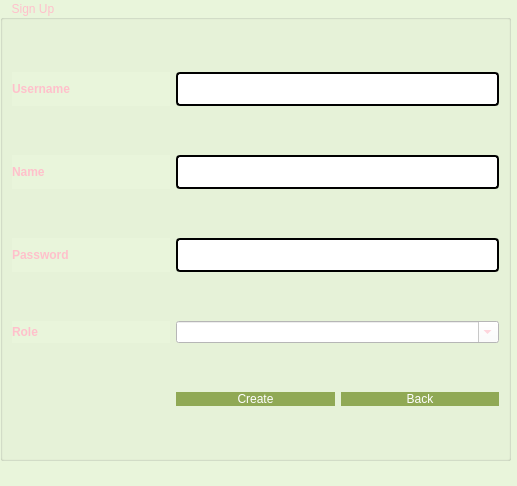
Before: the Qt Designer form signUp.ui in salmajaghoua23/Library, drawn with Qt 5.
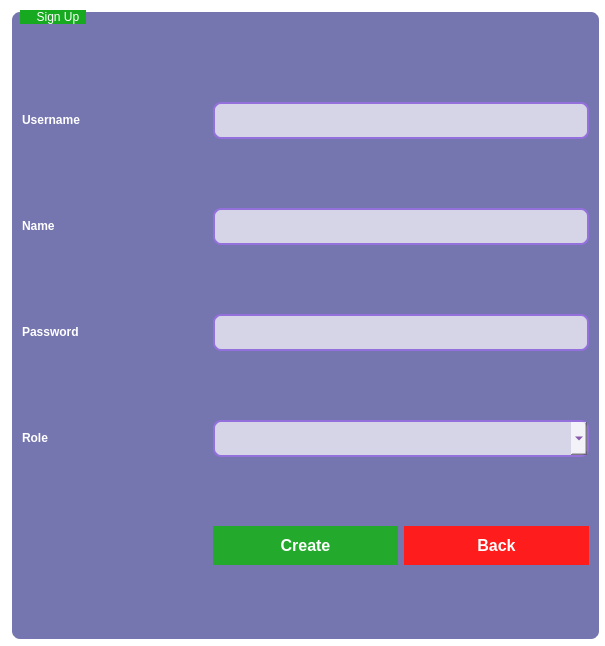
After: the same form once the commit is applied.

Diff of the .ui file:
```diff
--- a/signUp.ui
+++ b/signUp.ui
@@ -6,32 +6,43 @@
    <rect>
     <x>0</x>
     <y>0</y>
-    <width>517</width>
-    <height>486</height>
+    <width>605</width>
+    <height>646</height>
    </rect>
   </property>
   <property name="windowTitle">
    <string>Dialog</string>
   </property>
   <property name="styleSheet">
-   <string notr="true">background-color:#E9F5DB;</string>
+   <string notr="true">background-color:white;</string>
   </property>
   <widget class="QGroupBox" name="groupBox">
    <property name="geometry">
     <rect>
-     <x>0</x>
-     <y>0</y>
-     <width>511</width>
-     <height>461</height>
+     <x>10</x>
+     <y>10</y>
+     <width>591</width>
+     <height>631</height>
     </rect>
    </property>
    <property name="styleSheet">
-    <string notr="true">font: 18pt &quot;Georgina&quot;;
-border-color: rgb(196, 178, 255);
-border-color: rgb(170, 0, 255);
-color: pink;
+    <string notr="true">QGroupBox {
+    font: 16pt &quot;Georgia&quot;;
+    border: 2px solid white;
+    border-radius: 6px;
+    background-color:rgb(117, 117, 175);
+border-radius: 10px;
+    color: white;
+    padding: 10px;
+}
 
-</string>
+QGroupBox::title {
+    subcontrol-origin: margin;
+    left: 10px;
+    padding: 0 5px;
+    color: white;
+    background-color: rgb(23, 170, 32)
+}</string>
    </property>
    <property name="title">
     <string>   Sign Up</string>
@@ -40,11 +51,14 @@
     <item row="0" column="1" colspan="2">
      <widget class="QLineEdit" name="username">
       <property name="styleSheet">
-       <string notr="true">QLineEdit{
-	background-color: rgb(255, 255, 255);
-	 border: 2px  solid;
-     border-radius: 4px;
-	font: 24px
+       <string notr="true">QLineEdit {
+    background-color: rgba(255, 255, 255, 0.7);
+    border: 2px solid #9370DB;
+    border-radius: 8px;
+    padding: 6px 10px;
+    font-size: 16px;
+    color: #4B0082;
+    font-weight: bold;
 }</string>
       </property>
      </widget>
@@ -52,11 +66,14 @@
     <item row="1" column="1" colspan="2">
      <widget class="QLineEdit" name="name">
       <property name="styleSheet">
-       <string notr="true">QLineEdit{
-	background-color: rgb(255, 255, 255);
-	 border: 2px  solid;
-     border-radius: 4px;
-	font: 24px
+       <string notr="true">QLineEdit {
+    background-color: rgba(255, 255, 255, 0.7);
+    border: 2px solid #9370DB;
+    border-radius: 8px;
+    padding: 6px 10px;
+    font-size: 16px;
+    color: #4B0082;
+    font-weight: bold;
 }</string>
       </property>
      </widget>
@@ -64,11 +81,14 @@
     <item row="2" column="1" colspan="2">
      <widget class="QLineEdit" name="password">
       <property name="styleSheet">
-       <string notr="true">QLineEdit{
-	background-color: rgb(255, 255, 255);
-	 border: 2px  solid;
-     border-radius: 4px;
-	font: 24px
+       <string notr="true">QLineEdit {
+    background-color: rgba(255, 255, 255, 0.7);
+    border: 2px solid #9370DB;
+    border-radius: 8px;
+    padding: 6px 10px;
+    font-size: 16px;
+    color: #4B0082;
+    font-weight: bold;
 }</string>
       </property>
       <property name="inputMethodHints">
@@ -85,7 +105,14 @@
     <item row="3" column="1" colspan="2">
      <widget class="QComboBox" name="roleComboBox">
       <property name="styleSheet">
-       <string notr="true">background:white;</string>
+       <string notr="true">QComboBox {
+    background-color: rgba(255, 255, 255, 0.7);
+    border: 2px solid #9370DB;
+    border-radius: 8px;
+    padding: 6px;
+    font-size: 16px;
+    color: #4B0082;
+}</string>
       </property>
       <property name="editable">
        <bool>true</bool>
@@ -98,45 +125,73 @@
     <item row="1" column="0">
      <widget class="QLabel" name="label_2">
       <property name="styleSheet">
-       <string notr="true">font: 14pt &quot;Georgina&quot;;</string>
+       <string notr="true">QLabel {
+    font: bold 18px &quot;Georgia&quot;;
+    color: rgb(85, 0, 127);
+    background-color: transparent;
+	font: 600 italic 22pt &quot;Segoe UI&quot;;
+}</string>
       </property>
       <property name="text">
-       <string>&lt;html&gt;&lt;head/&gt;&lt;body&gt;&lt;p&gt;&lt;span style=&quot; font-weight:700;&quot;&gt;Name&lt;/span&gt;&lt;/p&gt;&lt;/body&gt;&lt;/html&gt;</string>
+       <string>&lt;html&gt;&lt;head/&gt;&lt;body&gt;&lt;p&gt;&lt;span style=&quot; font-weight:700; color:#ffffff;&quot;&gt;Name&lt;/span&gt;&lt;/p&gt;&lt;/body&gt;&lt;/html&gt;</string>
       </property>
      </widget>
     </item>
     <item row="5" column="2">
      <widget class="QPushButton" name="backButton">
       <property name="styleSheet">
-       <string notr="true">QPushButton{
-border-radius:10px;
-padding : 0 4px;
-background: #90A955;
-border -radius:10px;
-color: rgb(255, 255, 255);
-font: 26px&quot;Georgina&quot;
+       <string notr="true">/* Base Button Style */
+QPushButton {
+    background-color: rgb(255, 28, 28);  /* Royal Purple */
+    color: white;            /* Gold Text */
+    border: none;
+    border-radius: 20px;        /* Rounded Corners */
+    padding: 10px 20px;
+    font-size: 16px;
+    font-weight: bold;
+    transition: all 0.3s ease-in-out;
 }
-QPushButton:hover{
-background:#572B788;
+
+/* Hover Effect */
+QPushButton:hover {
+    background-color: rgb(179, 126, 82); /* Brighter Purple */
+    color: #FFFACD;             /* Lemon Chiffon */
+    border: 1px solid #FFD700;  /* Gold Border */
 }
-QPushButton:pressed
 
-{
-background:#E0777D;
+/* Pressed Effect */
+QPushButton:pressed {
+    background-color: #4B0082;  /* Indigo */
+    color: #D4AF37;             /* Metallic Gold */
+    font-size: 15px;            /* Slight Shrink */
+    padding: 11px 21px;         /* Compensates for Shrink */
 }
-QToolButton
-{
 
-border-radius:10px;
-bacground:red;
-color:red;
+/* Focus Effect */
+QPushButton:focus {
+    outline: none;
+    border: 2px solid #FFD700;
 }
 
-QPushButton:pressed
-{
-              font-size: 19px;
-              transition: 0.9s; 
-}</string>
+/* Accent Button Variant */
+QPushButton.accent {
+    background-color: #FFD700;  /* Gold */
+    color: #4B0082;             /* Deep Purple */
+}
+
+QPushButton.accent:hover {
+    background-color: #F0E68C;  /* Khaki */
+    color: #4B0082;
+    border: 1px solid #D4AF37;
+}
+
+QPushButton.accent:pressed {
+    background-color: #D4AF37;  /* Metallic Gold */
+    color: #4B0082;
+    font-size: 15px;
+    padding: 11px 21px;
+}
+</string>
       </property>
       <property name="text">
        <string>Back</string>
@@ -146,45 +201,73 @@
     <item row="2" column="0">
      <widget class="QLabel" name="label_3">
       <property name="styleSheet">
-       <string notr="true">font: 14pt &quot;Georgina&quot;;</string>
+       <string notr="true">QLabel {
+    font: bold 18px &quot;Georgia&quot;;
+    color: rgb(85, 0, 127);
+    background-color: transparent;
+	font: 600 italic 22pt &quot;Segoe UI&quot;;
+}</string>
       </property>
       <property name="text">
-       <string>&lt;html&gt;&lt;head/&gt;&lt;body&gt;&lt;p&gt;&lt;span style=&quot; font-weight:700;&quot;&gt;Password&lt;/span&gt;&lt;/p&gt;&lt;/body&gt;&lt;/html&gt;</string>
+       <string>&lt;html&gt;&lt;head/&gt;&lt;body&gt;&lt;p&gt;&lt;span style=&quot; font-weight:700; color:#ffffff;&quot;&gt;Password&lt;/span&gt;&lt;/p&gt;&lt;/body&gt;&lt;/html&gt;</string>
       </property>
      </widget>
     </item>
     <item row="5" column="1">
      <widget class="QPushButton" name="createButton">
       <property name="styleSheet">
-       <string notr="true">QPushButton{
-border-radius:10px;
-padding : 0 4px;
-background: #90A955;
-border -radius:10px;
-color: rgb(255, 255, 255);
-font: 26px&quot;Georgina&quot;
+       <string notr="true">/* Base Button Style */
+QPushButton {
+    background-color: rgb(35, 170, 44);  /* Royal Purple */
+    color: white;            /* Gold Text */
+    border: none;
+    border-radius: 20px;        /* Rounded Corners */
+    padding: 10px 20px;
+    font-size: 16px;
+    font-weight: bold;
+    transition: all 0.3s ease-in-out;
 }
-QPushButton:hover{
-background:#572B788;
+
+/* Hover Effect */
+QPushButton:hover {
+    background-color: rgb(179, 126, 82); /* Brighter Purple */
+    color: #FFFACD;             /* Lemon Chiffon */
+    border: 1px solid #FFD700;  /* Gold Border */
 }
-QPushButton:pressed
 
-{
-background:#E0777D;
+/* Pressed Effect */
+QPushButton:pressed {
+    background-color: #4B0082;  /* Indigo */
+    color: #D4AF37;             /* Metallic Gold */
+    font-size: 15px;            /* Slight Shrink */
+    padding: 11px 21px;         /* Compensates for Shrink */
 }
-QToolButton
-{
 
-border-radius:10px;
-bacground:red;
-color:red;
+/* Focus Effect */
+QPushButton:focus {
+    outline: none;
+    border: 2px solid #FFD700;
 }
 
-QPushButton:pressed
-{
-              font-size: 19px;
-              transition: 0.9s; 
-}</string>
+/* Accent Button Variant */
+QPushButton.accent {
+    background-color: #FFD700;  /* Gold */
+    color: #4B0082;             /* Deep Purple */
+}
+
+QPushButton.accent:hover {
+    background-color: #F0E68C;  /* Khaki */
+    color: #4B0082;
+    border: 1px solid #D4AF37;
+}
+
+QPushButton.accent:pressed {
+    background-color: #D4AF37;  /* Metallic Gold */
+    color: #4B0082;
+    font-size: 15px;
+    padding: 11px 21px;
+}
+</string>
       </property>
       <property name="text">
        <string>Create</string>
@@ -194,20 +277,30 @@
     <item row="0" column="0">
      <widget class="QLabel" name="label">
       <property name="styleSheet">
-       <string notr="true">font: 14pt &quot;Georgina&quot;;</string>
+       <string notr="true">QLabel {
+    font: bold 18px &quot;Georgia&quot;;
+    color: rgb(85, 0, 127);
+    background-color: transparent;
+	font: 600 italic 22pt &quot;Segoe UI&quot;;
+}</string>
       </property>
       <property name="text">
-       <string>&lt;html&gt;&lt;head/&gt;&lt;body&gt;&lt;p&gt;&lt;span style=&quot; font-weight:700;&quot;&gt;Username&lt;/span&gt;&lt;/p&gt;&lt;/body&gt;&lt;/html&gt;</string>
+       <string>&lt;html&gt;&lt;head/&gt;&lt;body&gt;&lt;p&gt;&lt;span style=&quot; font-weight:700; color:#ffffff;&quot;&gt;Username&lt;/span&gt;&lt;/p&gt;&lt;/body&gt;&lt;/html&gt;</string>
       </property>
      </widget>
     </item>
     <item row="3" column="0">
      <widget class="QLabel" name="label_4">
       <property name="styleSheet">
-       <string notr="true">font: &quot;Georgina&quot;;</string>
+       <string notr="true">QLabel {
+    font: bold 18px &quot;Georgia&quot;;
+    color: rgb(85, 0, 127);
+    background-color: transparent;
+	font: 600 italic 22pt &quot;Segoe UI&quot;;
+}</string>
       </property>
       <property name="text">
-       <string>&lt;html&gt;&lt;head/&gt;&lt;body&gt;&lt;p&gt;&lt;span style=&quot; font-weight:700;&quot;&gt;Role&lt;/span&gt;&lt;/p&gt;&lt;/body&gt;&lt;/html&gt;</string>
+       <string>&lt;html&gt;&lt;head/&gt;&lt;body&gt;&lt;p&gt;&lt;span style=&quot; font-weight:700; color:#ffffff;&quot;&gt;Role&lt;/span&gt;&lt;/p&gt;&lt;/body&gt;&lt;/html&gt;</string>
       </property>
      </widget>
     </item>
```
